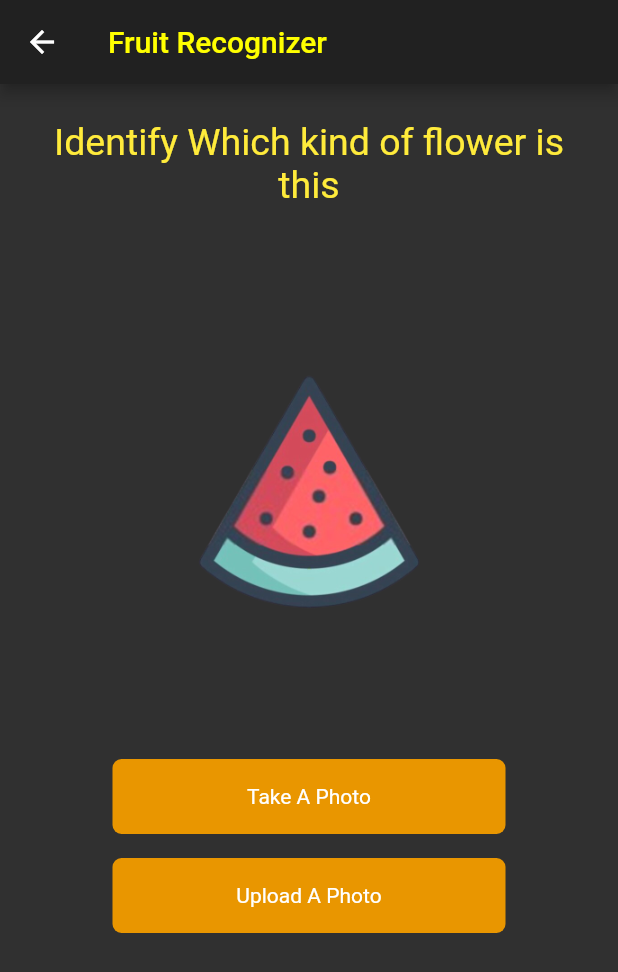
After one commit to hirenvadher954/Awesome_Deep_Learning, a Flutter app: the FruitRecognizer screen opened directly, on a phone screen of 412 x 824 dp. The commit adds this screen. Shown: the top 972 px of the screen. Run offline on Flutter 3.47's test engine with Material 2 defaults, Android fonts, the phone set to English and light mode, and no system bars; our stand-ins replace image_picker, splashscreen; missing offline and left inert: tflite.

Commit message:
FruitRecognizera added

```diff
--- a/lib/category/ClassificationHome.dart
+++ b/lib/category/ClassificationHome.dart
@@ -1,6 +1,7 @@
 import 'package:flutter/material.dart';
 import 'package:ultimate_machine_learning/category/classification/CatVsDog.dart';
 import 'package:ultimate_machine_learning/category/classification/FlowerRecognizer.dart';
+import 'package:ultimate_machine_learning/category/classification/FruitRecognizer.dart';
 
 class ClassificationHome extends StatefulWidget {
   @override
@@ -19,6 +20,10 @@ class _ClassificationHomeState extends State<ClassificationHome> {
   getFlowerPath() {
     return Navigator.push(
         context, MaterialPageRoute(builder: (context) => FlowerRecognizer()));
+  }
+  getFruitPath() {
+    return Navigator.push(
+        context, MaterialPageRoute(builder: (context) => FruitRecognizer()));
   }
 
   @override
@@ -48,6 +53,8 @@ class _ClassificationHomeState extends State<ClassificationHome> {
           children: [
             FancyCard(_cat, 'Cat Vs Dog', getCatRoute),
             FancyCard(_flower, 'Flower Recognizer', getFlowerPath),
+            FancyCard(_flower, 'Fruit Recognizer', getFruitPath),
+
           ],
         ));
   }
--- /dev/null
+++ b/lib/category/classification/FruitRecognizer.dart
@@ -0,0 +1,178 @@
+import 'dart:io';
+
+import 'package:flutter/material.dart';
+import 'package:flutter/rendering.dart';
+import 'package:tflite/tflite.dart';
+import 'package:image_picker/image_picker.dart';
+
+class FruitRecognizer extends StatefulWidget {
+  @override
+  _HomeState createState() => _HomeState();
+}
+// FruitRecognizer
+class _HomeState extends State<FruitRecognizer> {
+  List _outputs;
+  File _image;
+  bool _loading = true;
+  final picker = ImagePicker();
+  final _title = "Fruit Recognizer";
+  final _asset = 'assets/models/FruitRecognizer/watermelon.png';
+  final _description = "Identify Which kind of flower is this";
+  final _model = "assets/models/FruitRecognizer/model.tflite";
+  final _labels = "assets/models/FruitRecognizer/labels.txt";
+
+  classifyImage(File image) async {
+    var output = await Tflite.runModelOnImage(
+        path: image.path,
+        numResults: 2,
+        threshold: 0.5,
+        imageMean: 127.5,
+        imageStd: 127.5);
+    setState(() {
+      _outputs = output;
+      _loading = false;
+    });
+  }
+
+  loadModel() async {
+    await Tflite.loadModel(
+      model: _model,
+      labels: _labels,
+    );
+  }
+
+  @override
+  void initState() {
+    super.initState();
+    loadModel().then((value) {
+      setState(() {});
+    });
+  }
+
+  @override
+  void dispose() {
+    Tflite.close();
+    super.dispose();
+  }
+
+  getCameraImage() async {
+    var image = await ImagePicker.pickImage(source: ImageSource.camera);
+    if (image == null) return null;
+
+    setState(() {
+      _image = File(image.path);
+    });
+    classifyImage(_image);
+  }
+
+  getGalleryImage() async {
+    var image = await ImagePicker.pickImage(source: ImageSource.gallery);
+    if (image == null) return null;
+
+    setState(() {
+      _image = File(image.path);
+    });
+    classifyImage(_image);
+  }
+
+  @override
+  Widget build(BuildContext context) {
+    return Scaffold(
+      appBar: AppBar(
+        title: Text(
+          _title,
+          style: TextStyle(
+            color: Colors.yellowAccent,
+          ),
+        ),
+      ),
+      body: Container(
+        padding: EdgeInsets.all(24),
+        child: Column(
+          crossAxisAlignment: CrossAxisAlignment.center,
+          children: [
+            Text(
+              _description,
+              textAlign: TextAlign.center,
+              style: TextStyle(color: Colors.yellow, fontSize: 25),
+            ),
+            SizedBox(
+              height: 40,
+            ),
+            Center(
+              child: _loading
+                  ? Container(
+                  child: Column(children: [
+                    Image.asset(_asset,height: 300,width: 300,),
+                    SizedBox(height: 20,)
+                  ]))
+                  : Container(
+                child: Column(
+                  children: [
+                    Container(
+                      decoration: BoxDecoration(
+                          border: Border.all(
+                            color: Colors.red[500],
+                          ),
+                          borderRadius:
+                          BorderRadius.all(Radius.circular(20))),
+                      height: 200,
+                      child: Container(
+                        child: Image.file(
+                          _image,
+                          fit: BoxFit.fill,
+                        ),
+                      ),
+                    ),
+                    SizedBox(
+                      height: 20,
+                    ),
+                    _outputs != null
+                        ? Padding(
+                      padding:
+                      const EdgeInsets.symmetric(vertical: 15),
+                      child: Text(
+                        '${_outputs[0]['label']}',
+                        style: TextStyle(
+                            color: Colors.white, fontSize: 20),
+                      ),
+                    )
+                        : Container()
+                  ],
+                ),
+              ),
+            ),
+            Container(
+              child: Column(
+                children: [
+                  photosButton("Take A Photo", getCameraImage),
+                  photosButton("Upload A Photo", getGalleryImage)
+                ],
+              ),
+            )
+          ],
+        ),
+      ),
+    );
+  }
+
+  Widget photosButton(btnTitle, func) {
+    return GestureDetector(
+      onTap: func,
+      child: Padding(
+        padding: const EdgeInsets.symmetric(vertical: 8),
+        child: Container(
+            width: MediaQuery.of(context).size.width - 150,
+            alignment: Alignment.center,
+            height: 50,
+            child: Text(
+              btnTitle,
+              style: TextStyle(),
+            ),
+            decoration: BoxDecoration(
+                color: Color(0XFFE99600),
+                borderRadius: BorderRadius.circular(6))),
+      ),
+    );
+  }
+}
--- a/pubspec.yaml
+++ b/pubspec.yaml
@@ -53,6 +53,7 @@ flutter:
     - assets/category/
     - assets/models/CatVsDog/
     - assets/models/FlowerRecognizer/
+    - assets/models/FruitRecognizer/
   #   - images/a_dot_burr.jpeg
   #   - images/a_dot_ham.jpeg
 
```
Also changed, not shown: assets/models/FruitRecognizer/watermelon.png (added).
